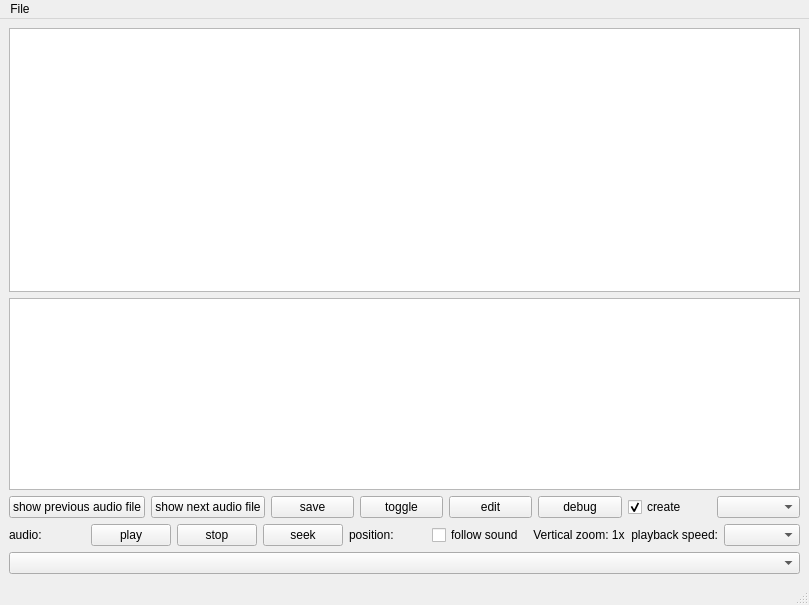
Old version of the form AudioTagger/gui.ui in the repository groakat/AudioTagger.
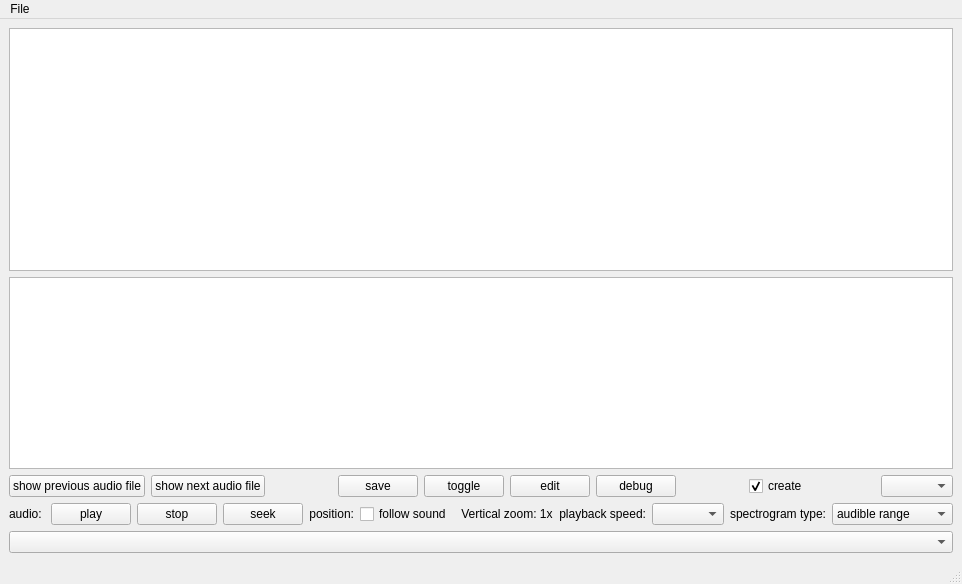
New version of the form.

Commit message: fixing #33 (Horizontal zoom) CAUTION: RESOLUTION CHANGE IS NOT REFLECTED IN SAVED FILES. TO BE USED FOR TESTING PURPOSES ONLY

```diff
--- a/AudioTagger/gui.ui
+++ b/AudioTagger/gui.ui
@@ -6,8 +6,8 @@
    <rect>
     <x>0</x>
     <y>0</y>
-    <width>809</width>
-    <height>605</height>
+    <width>876</width>
+    <height>584</height>
    </rect>
   </property>
   <property name="windowTitle">
@@ -67,6 +67,19 @@
           </property>
          </widget>
         </item>
+        <item>
+         <spacer name="horizontalSpacer_6">
+          <property name="orientation">
+           <enum>Qt::Horizontal</enum>
+          </property>
+          <property name="sizeHint" stdset="0">
+           <size>
+            <width>40</width>
+            <height>20</height>
+           </size>
+          </property>
+         </spacer>
+        </item>
         <item>
          <widget class="QPushButton" name="pb_save">
           <property name="text">
@@ -95,6 +108,19 @@
           </property>
          </widget>
         </item>
+        <item>
+         <spacer name="horizontalSpacer_7">
+          <property name="orientation">
+           <enum>Qt::Horizontal</enum>
+          </property>
+          <property name="sizeHint" stdset="0">
+           <size>
+            <width>40</width>
+            <height>20</height>
+           </size>
+          </property>
+         </spacer>
+        </item>
         <item>
          <widget class="QCheckBox" name="cb_create">
           <property name="text">
@@ -105,6 +131,19 @@
           </property>
          </widget>
         </item>
+        <item>
+         <spacer name="horizontalSpacer_8">
+          <property name="orientation">
+           <enum>Qt::Horizontal</enum>
+          </property>
+          <property name="sizeHint" stdset="0">
+           <size>
+            <width>40</width>
+            <height>20</height>
+           </size>
+          </property>
+         </spacer>
+        </item>
         <item>
          <widget class="QComboBox" name="cb_labelType"/>
         </item>
@@ -126,6 +165,9 @@
           <property name="text">
            <string>audio: </string>
           </property>
+          <property name="alignment">
+           <set>Qt::AlignRight|Qt::AlignTrailing|Qt::AlignVCenter</set>
+          </property>
          </widget>
         </item>
         <item>
@@ -161,6 +203,19 @@
           </property>
          </widget>
         </item>
+        <item>
+         <spacer name="horizontalSpacer_4">
+          <property name="orientation">
+           <enum>Qt::Horizontal</enum>
+          </property>
+          <property name="sizeHint" stdset="0">
+           <size>
+            <width>40</width>
+            <height>20</height>
+           </size>
+          </property>
+         </spacer>
+        </item>
         <item>
          <widget class="QLabel" name="lbl_audio_position">
           <property name="sizePolicy">
@@ -172,8 +227,24 @@
           <property name="text">
            <string>position:</string>
           </property>
+          <property name="alignment">
+           <set>Qt::AlignRight|Qt::AlignTrailing|Qt::AlignVCenter</set>
+          </property>
          </widget>
         </item>
+        <item>
+         <spacer name="horizontalSpacer_3">
+          <property name="orientation">
+           <enum>Qt::Horizontal</enum>
+          </property>
+          <property name="sizeHint" stdset="0">
+           <size>
+            <width>40</width>
+            <height>20</height>
+           </size>
+          </property>
+         </spacer>
+        </item>
         <item>
          <widget class="QCheckBox" name="cb_followSound">
           <property name="text">
@@ -181,6 +252,19 @@
           </property>
          </widget>
         </item>
+        <item>
+         <spacer name="horizontalSpacer_2">
+          <property name="orientation">
+           <enum>Qt::Horizontal</enum>
+          </property>
+          <property name="sizeHint" stdset="0">
+           <size>
+            <width>40</width>
+            <height>20</height>
+           </size>
+          </property>
+         </spacer>
+        </item>
         <item>
          <widget class="QLabel" name="lbl_zoom">
           <property name="sizePolicy">
@@ -194,6 +278,19 @@
           </property>
          </widget>
         </item>
+        <item>
+         <spacer name="horizontalSpacer">
+          <property name="orientation">
+           <enum>Qt::Horizontal</enum>
+          </property>
+          <property name="sizeHint" stdset="0">
+           <size>
+            <width>40</width>
+            <height>20</height>
+           </size>
+          </property>
+         </spacer>
+        </item>
         <item>
          <widget class="QLabel" name="label">
           <property name="text">
@@ -207,6 +304,43 @@
         <item>
          <widget class="QComboBox" name="cb_playbackSpeed"/>
         </item>
+        <item>
+         <spacer name="horizontalSpacer_5">
+          <property name="orientation">
+           <enum>Qt::Horizontal</enum>
+          </property>
+          <property name="sizeHint" stdset="0">
+           <size>
+            <width>40</width>
+            <height>20</height>
+           </size>
+          </property>
+         </spacer>
+        </item>
+        <item>
+         <widget class="QLabel" name="label_2">
+          <property name="text">
+           <string>spectrogram type:</string>
+          </property>
+          <property name="alignment">
+           <set>Qt::AlignRight|Qt::AlignTrailing|Qt::AlignVCenter</set>
+          </property>
+         </widget>
+        </item>
+        <item>
+         <widget class="QComboBox" name="cb_specType">
+          <item>
+           <property name="text">
+            <string>audible range</string>
+           </property>
+          </item>
+          <item>
+           <property name="text">
+            <string>ultra sonic range</string>
+           </property>
+          </item>
+         </widget>
+        </item>
        </layout>
       </item>
       <item>
@@ -232,7 +366,7 @@
     <rect>
      <x>0</x>
      <y>0</y>
-     <width>809</width>
+     <width>876</width>
      <height>21</height>
     </rect>
    </property>
```
The commit also changes 2 other files.
